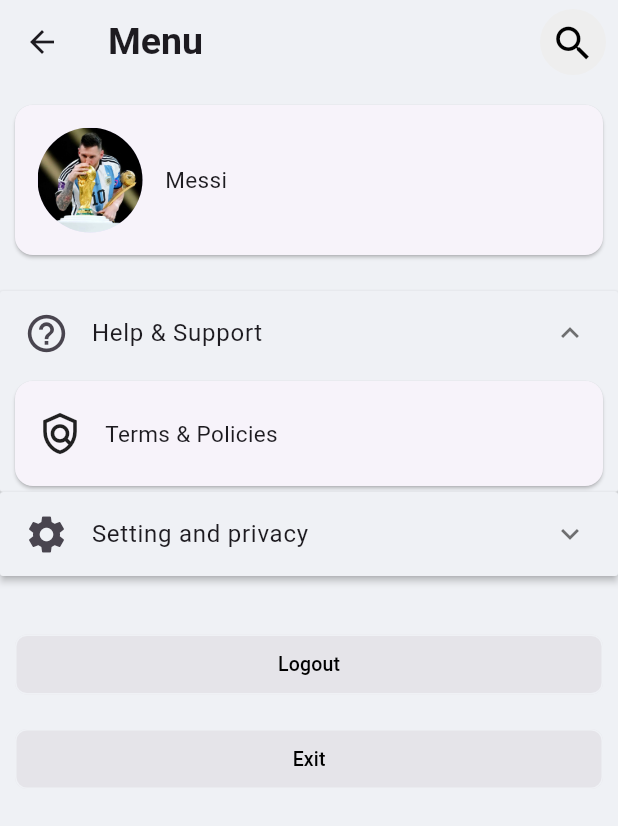
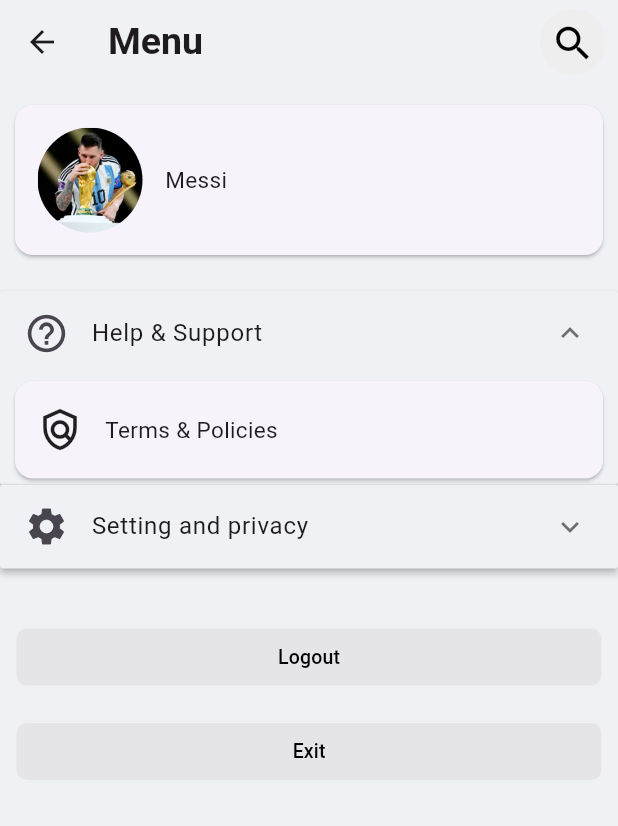
Before and after one commit to sonhtx/facebook-clone, a Flutter app: the MenuTab screen opened directly, after a tap on "Help & Support", on a phone screen of 412 x 824 dp. Shown: the top 826 px of the screen. Run offline on Flutter 3.47's test engine with Material 3 defaults, Android fonts, the phone set to English and light mode, and no system bars; our stand-ins replace cached_network_image, material_design_icons_flutter, readmore; network calls fail.

Commit message:
fix menu

```diff
--- a/lib/ui/homepage/menu_screen.dart
+++ b/lib/ui/homepage/menu_screen.dart
@@ -1,7 +1,8 @@
-import 'package:anti_fb/widgets/ButtonWidget.dart';
 import 'package:anti_fb/widgets/card_item.dart';
 import 'package:flutter/material.dart';
+
 import '../../constants/constants.dart';
+import '../../widgets/ButtonWidget.dart';
 import '../../widgets/circle_button.dart';
 
 class MenuTab extends StatelessWidget {
@@ -13,25 +14,22 @@ class MenuTab extends StatelessWidget {
     return Scaffold(
       backgroundColor: Constants.bg,
       body: SafeArea(
-        child: NestedScrollView(
-            headerSliverBuilder:
-                (BuildContext context, bool innerBoxIsScrolled) => [
+          child: CustomScrollView(
+            slivers: [
               SliverAppBar(
                   backgroundColor: Constants.bg,
                   title: const Text('Menu',
-                            style: TextStyle(
-                                fontSize: 25.0, fontWeight: FontWeight.bold)),
+                  style: TextStyle(fontSize: 25.0, fontWeight: FontWeight.bold)),
                   centerTitle: false,
                   floating: true,
+                  pinned: true,
                   actions: [
                     CircleButton(
-                              icon: Icons.search,
-                              iconSize: 30.0,
-                              onPressed: () {})
-                        ],
-                      )
-                    ],
-            body: Column(
+                        icon: Icons.search, iconSize: 30.0, onPressed: () {}),
+              ]),
+              SliverToBoxAdapter(
+                child: Container(
+                  child: Column(
                     children: [
                       const SizedBox(
                         height: 10,
@@ -58,7 +56,7 @@ class MenuTab extends StatelessWidget {
                       title: 'Help & Support',
                       card: CardItem(
                         width: screenWidth - 20.0,
-                    height: 70.0,
+                        height: 65 - .0,
                         label: "Terms & Policies",
                         widget: const Icon(
                           Icons.policy_outlined,
@@ -71,7 +69,7 @@ class MenuTab extends StatelessWidget {
                         title: "Setting and privacy",
                         card: CardItem(
                           width: screenWidth - 20.0,
-                      height: 70.0,
+                          height: 65.0,
                           label: "Settings",
                           widget: const Icon(
                             Icons.person,
@@ -107,8 +105,11 @@ class MenuTab extends StatelessWidget {
                         radius: 8.0,
                         onPressed: () {}),
                 ],
+              ),
+            ),
+          )
+        ],
       )),
-      ),
     );
   }
 }
```
Lines whose indentation alone changed are shown as unchanged.
